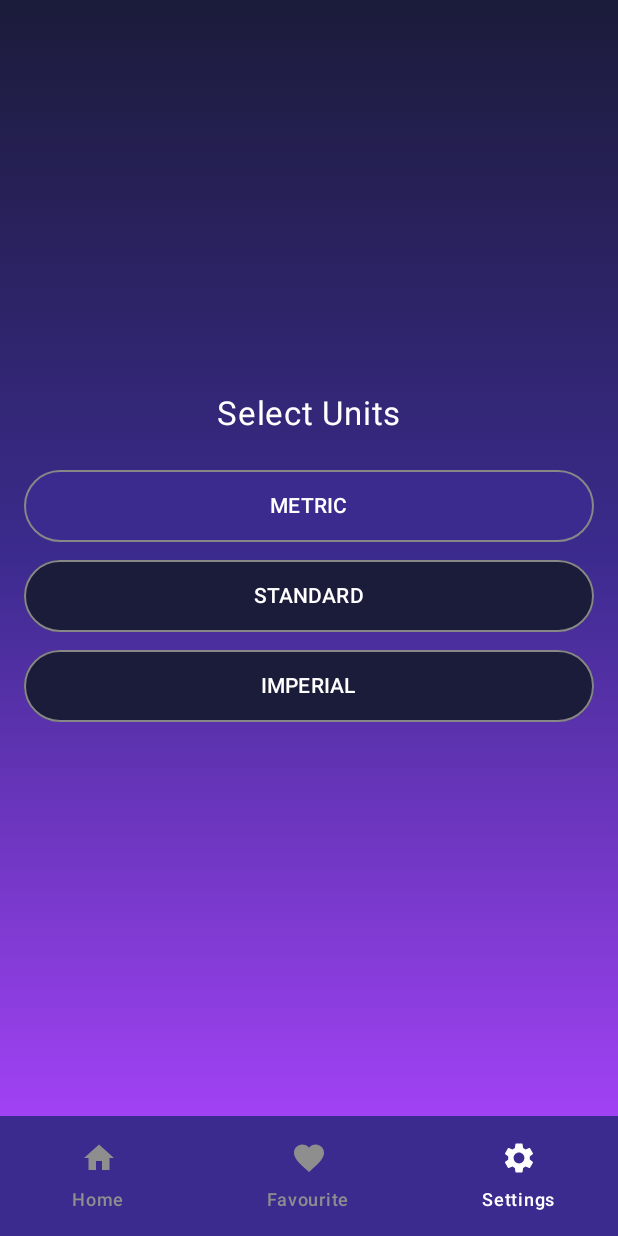
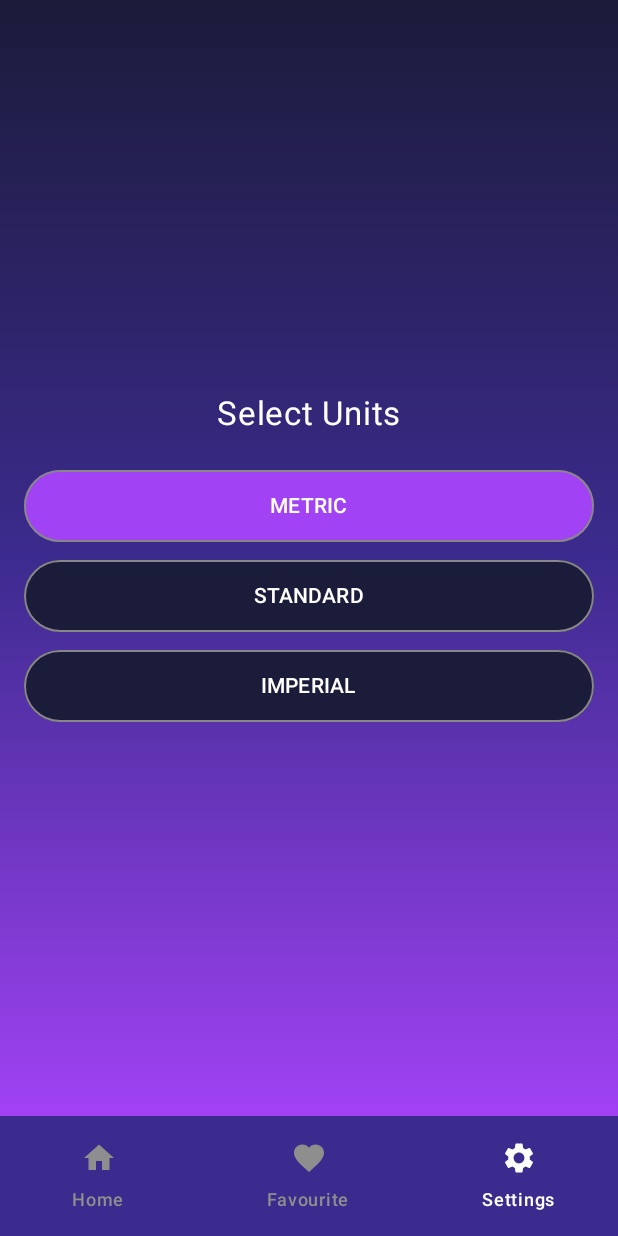
Before and after one commit to Juhasen/WeatherApp, an Android app built with Jetpack Compose: the SettingsScreen screen opened through its navigation route, on a phone screen of 412 x 824 dp. Run offline under Robolectric (Android 15) with nearby library versions, the phone set to English and light mode, and no system bars; our stand-ins replace livedata-compose.

Commit message:
feat: Enhance weather details and UI

```diff
--- a/app/src/main/java/pl/juhas/weatherapp/MainActivity.kt
+++ b/app/src/main/java/pl/juhas/weatherapp/MainActivity.kt
@@ -1,5 +1,6 @@
 package pl.juhas.weatherapp
 
+import android.annotation.SuppressLint
 import android.os.Bundle
 import androidx.activity.ComponentActivity
 import androidx.activity.compose.setContent
@@ -12,6 +13,7 @@ import androidx.lifecycle.ViewModelProvider
 import pl.juhas.weatherapp.ui.theme.WeatherAppTheme
 
 class MainActivity : ComponentActivity() {
+    @SuppressLint("UnusedMaterial3ScaffoldPaddingParameter")
     override fun onCreate(savedInstanceState: Bundle?) {
         super.onCreate(savedInstanceState)
         enableEdgeToEdge()
--- a/app/src/main/java/pl/juhas/weatherapp/WeatherPage.kt
+++ b/app/src/main/java/pl/juhas/weatherapp/WeatherPage.kt
@@ -26,6 +26,9 @@ import androidx.navigation.compose.rememberNavController
 import pl.juhas.weatherapp.composables.FavouriteScreen
 import pl.juhas.weatherapp.composables.HomeScreen
 import pl.juhas.weatherapp.composables.SettingsScreen
+import pl.juhas.weatherapp.ui.theme.DarkPurple
+import pl.juhas.weatherapp.ui.theme.LightPurple
+import pl.juhas.weatherapp.ui.theme.Purple
 import pl.juhas.weatherapp.ui.theme.unselectedColor
 
 @Composable
@@ -38,9 +41,9 @@ fun WeatherPage(viewModel: WeatherViewModel) {
             .background(
                 brush = Brush.verticalGradient(
                     listOf(
-                        Color(0xFF1B1B3A),
-                        Color(0xFF3C2B8E),
-                        Color(0xFFA142F4)
+                        DarkPurple,
+                        Purple,
+                        LightPurple
                     )
                 )
             )
@@ -72,7 +75,7 @@ fun WeatherPage(viewModel: WeatherViewModel) {
             val currentRoute = navBackStackEntry?.destination?.route
 
             NavigationBar(
-                containerColor = Color(0xFF3C2B8E),
+                containerColor = Purple,
                 contentColor = Color.White
             ) {
                 NavigationBarItem(
--- a/app/src/main/java/pl/juhas/weatherapp/WeatherViewModel.kt
+++ b/app/src/main/java/pl/juhas/weatherapp/WeatherViewModel.kt
@@ -24,7 +24,7 @@ class WeatherViewModel : ViewModel() {
         policy = structuralEqualityPolicy()
     )
 
-    private var lastCity: String = ""
+    private var lastCity: String = "Warszawa"
 
     private val _currentWeatherResult = MutableLiveData<NetworkResponse<WeatherModel>>()
     val currentWeatherResult: LiveData<NetworkResponse<WeatherModel>> = _currentWeatherResult
--- a/app/src/main/java/pl/juhas/weatherapp/composables/SettingsScreen.kt
+++ b/app/src/main/java/pl/juhas/weatherapp/composables/SettingsScreen.kt
@@ -74,7 +74,7 @@ fun ToggleButtonGroup(
                 onClick = { onOptionSelected(option) },
                 shape = RoundedCornerShape(50),
                 colors = ButtonDefaults.buttonColors(
-                    containerColor = if (isSelected) Purple else DarkPurple,
+                    containerColor = if (isSelected) LightPurple else DarkPurple,
                     contentColor = Color.White
                 ),
                 border = BorderStroke(
```
Also changed, not shown: app/src/main/java/pl/juhas/weatherapp/composables/DetailedWeatherInfo.kt (+18 -0 lines).
